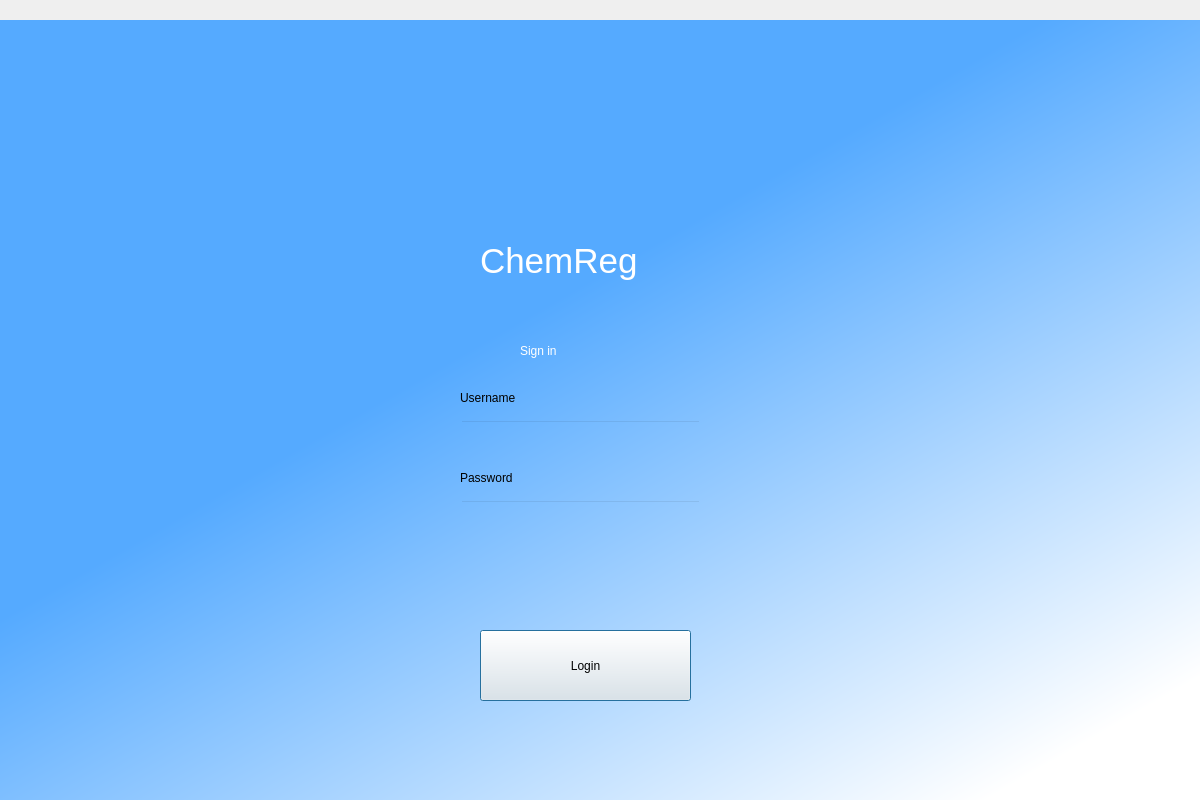
Above: chemReg/welcomescreen.ui from dahlbma/scarab_tornado before the change. Below: the same form after it.
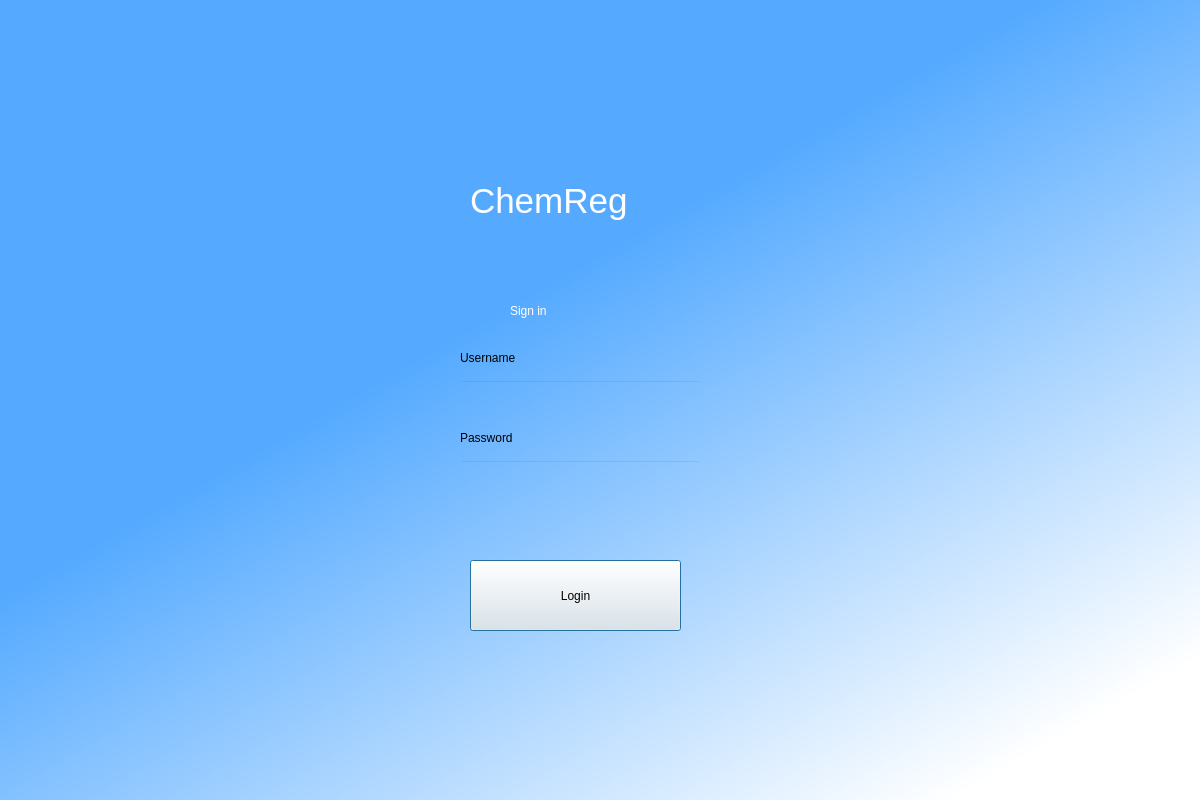
That is the form after the change.

Commit message: Scale factor

What changed in the file:
```diff
--- a/chemReg/welcomescreen.ui
+++ b/chemReg/welcomescreen.ui
@@ -17,7 +17,7 @@
    <property name="geometry">
     <rect>
      <x>0</x>
-     <y>20</y>
+     <y>0</y>
      <width>1201</width>
      <height>801</height>
     </rect>
@@ -30,8 +30,8 @@
    <widget class="QLabel" name="label">
     <property name="geometry">
      <rect>
-      <x>480</x>
-      <y>190</y>
+      <x>470</x>
+      <y>150</y>
       <width>201</width>
       <height>101</height>
      </rect>
@@ -51,8 +51,8 @@
    <widget class="QLabel" name="label_2">
     <property name="geometry">
      <rect>
-      <x>520</x>
-      <y>310</y>
+      <x>510</x>
+      <y>290</y>
       <width>171</width>
       <height>41</height>
      </rect>
@@ -69,8 +69,8 @@
    <widget class="QPushButton" name="login">
     <property name="geometry">
      <rect>
-      <x>480</x>
-      <y>610</y>
+      <x>470</x>
+      <y>560</y>
       <width>211</width>
       <height>71</height>
      </rect>
@@ -86,7 +86,7 @@
     <property name="geometry">
      <rect>
       <x>460</x>
-      <y>400</y>
+      <y>380</y>
       <width>241</width>
       <height>41</height>
      </rect>
@@ -100,7 +100,7 @@
     <property name="geometry">
      <rect>
       <x>460</x>
-      <y>480</y>
+      <y>460</y>
       <width>241</width>
       <height>41</height>
      </rect>
@@ -114,7 +114,7 @@
     <property name="geometry">
      <rect>
       <x>460</x>
-      <y>370</y>
+      <y>350</y>
       <width>81</width>
       <height>16</height>
      </rect>
@@ -127,7 +127,7 @@
     <property name="geometry">
      <rect>
       <x>460</x>
-      <y>450</y>
+      <y>430</y>
       <width>71</width>
       <height>16</height>
      </rect>
```
The commit also changes 1 other file.
